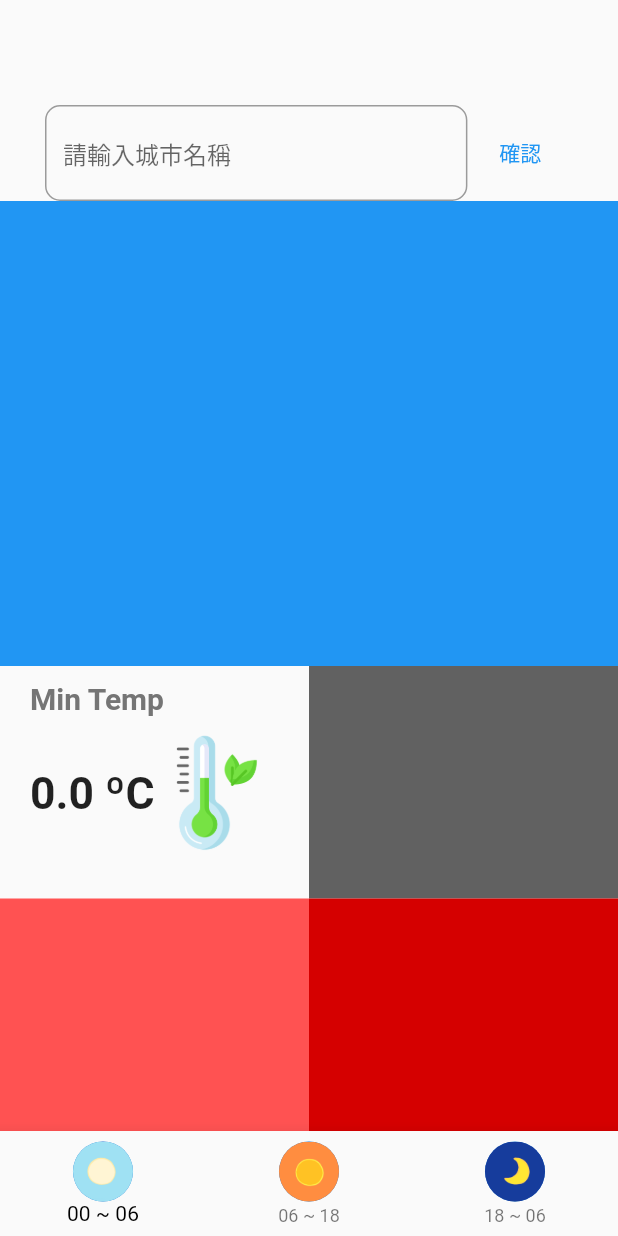
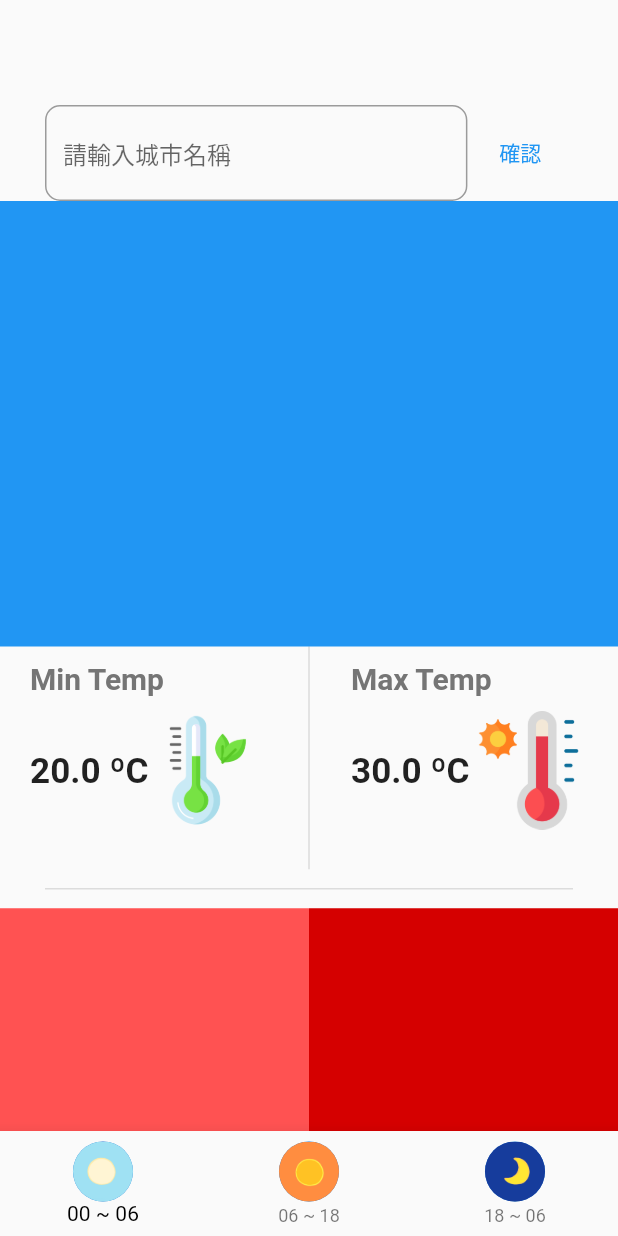
Before and after one commit to Lichyo/weather_forecast, a Flutter app: the screen it shows after launch, after a tap on "確認", on a phone screen of 412 x 824 dp. Run offline on Flutter 3.47's test engine with Material 2 defaults, Android fonts, the phone set to English and light mode, and no system bars; our stand-ins replace dio, google_fonts, lottie; network calls fail; Roboto replaces fonts that are missing (Ubuntu); statements that could not run were skipped.

Commit message:
create temp_container and upload pop images.

```diff
--- /dev/null
+++ b/lib/components/temp_container.dart
@@ -0,0 +1,60 @@
+import 'package:flutter/material.dart';
+import 'package:weather_forecast/model/weather_brain.dart';
+import 'package:google_fonts/google_fonts.dart';
+
+class TempContainer extends StatelessWidget {
+  const TempContainer({
+    super.key,
+    required this.temp,
+    required this.title,
+    required WeatherBrain weatherBrain,
+  }) : _weatherBrain = weatherBrain;
+
+  final WeatherBrain _weatherBrain;
+  final String title;
+  final double temp;
+
+  @override
+  Widget build(BuildContext context) {
+    return Expanded(
+      child: Padding(
+        padding: const EdgeInsets.symmetric(
+            horizontal: 20, vertical: 10.0),
+        child: Column(
+          crossAxisAlignment: CrossAxisAlignment.start,
+          children: [
+            // 臺北市
+            Padding(
+              padding: const EdgeInsets.only(bottom: 10.0),
+              child: Text(
+                title,
+                style: GoogleFonts.getFont(
+                  'Ubuntu',
+                  color: Colors.grey.shade600,
+                  fontSize: 20.0,
+                  fontWeight: FontWeight.w700,
+                ),
+              ),
+            ),
+            Row(
+              children: [
+                Expanded(
+                  child: FittedBox(
+                    child: Text(
+                      '$temp ºC',
+                      style: GoogleFonts.getFont('Roboto', fontWeight: FontWeight.w600),
+                    ),
+                  ),
+                ),
+                Expanded(
+                  child:
+                  _weatherBrain.determineTempImage(temp),
+                ),
+              ],
+            ),
+          ],
+        ),
+      ),
+    );
+  }
+}
--- a/lib/components/weather_container.dart
+++ /dev/null
@@ -1,24 +0,0 @@
-import 'package:flutter/material.dart';
-
-class WeatherContainer extends StatelessWidget {
-  const WeatherContainer({
-    super.key,
-    required this.weatherElement,
-    required this.weatherElementName,
-  });
-
-  final String weatherElement;
-  final String weatherElementName;
-
-  @override
-  Widget build(BuildContext context) {
-    return Expanded(
-      child: Container(
-        color: Colors.blue,
-        child: Text(
-          '$weatherElementName : $weatherElement',
-        ),
-      ),
-    );
-  }
-}
--- a/lib/view/home_page.dart
+++ b/lib/view/home_page.dart
@@ -3,6 +3,7 @@ import 'package:lottie/lottie.dart';
 import 'package:weather_forecast/model/weather_brain.dart';
 import 'package:weather_forecast/model/weather.dart';
 import 'package:google_fonts/google_fonts.dart';
+import 'package:weather_forecast/components/temp_container.dart';
 
 class HomePage extends StatefulWidget {
   const HomePage({super.key});
@@ -127,54 +128,28 @@ class _HomePageState extends State<HomePage>
                   Expanded(
                     child: Row(
                       children: [
-                        Expanded(
-                          child: Padding(
-                            padding: const EdgeInsets.symmetric(
-                                horizontal: 20, vertical: 10.0),
-                            child: Column(
-                              crossAxisAlignment: CrossAxisAlignment.start,
-                              children: [
-                                // 臺北市
-                                Padding(
-                                  padding: const EdgeInsets.only(bottom: 10.0),
-                                  child: Text(
-                                    'Min Temp',
-                                    style: GoogleFonts.getFont(
-                                      'Ubuntu',
-                                      color: Colors.grey.shade600,
-                                      fontSize: 20.0,
-                                      fontWeight: FontWeight.w700,
-                                    ),
-                                  ),
-                                ),
-                                Row(
-                                  children: [
-                                    Expanded(
-                                      child: FittedBox(
-                                        child: Text(
-                                          '${weathers[0].minT.toString()} ºC',
-                                          style: GoogleFonts.getFont('Roboto', fontWeight: FontWeight.w600),
-                                        ),
-                                      ),
-                                    ),
-                                    Expanded(
-                                      child:
-                                          _weatherBrain.determineTempImage(20),
-                                    ),
-                                  ],
-                                ),
-                              ],
-                            ),
-                          ),
+                        TempContainer(
+                          weatherBrain: _weatherBrain,
+                          title: 'Min Temp',
+                          temp: 20,
                         ),
-                        // maxT
-                        Expanded(
-                          child: Container(
-                            color: Colors.grey.shade700,
-                          ),
+                        const VerticalDivider(
+                          thickness: 1,
+                        ),
+                        TempContainer(
+                          weatherBrain: _weatherBrain,
+                          title: 'Max Temp',
+                          temp: 30,
                         ),
                       ],
                     ),
+                  ),
+                  const Padding(
+                    padding: EdgeInsets.symmetric(
+                      vertical: 5,
+                      horizontal: 30.0,
+                    ),
+                    child: Divider(thickness: 1,),
                   ),
                   Expanded(
                     child: Row(
--- a/pubspec.yaml
+++ b/pubspec.yaml
@@ -31,6 +31,7 @@ flutter:
   assets:
     - images/
     - images/temp_icon/
+    - images/pop_icon/
   #   - images/a_dot_ham.jpeg
 
   # An image asset can refer to one or more resolution-specific "variants", see
```
Also changed, not shown: images/pop_icon/clouds.png (added), images/pop_icon/cloudy.png (added), images/pop_icon/rain.png (added), images/pop_icon/storm.png (added), images/pop_icon/sun.png (added).
